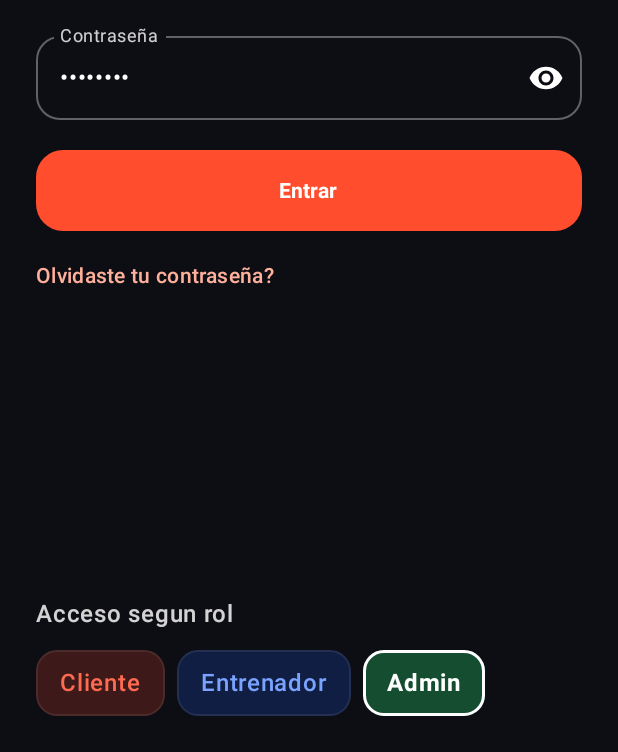
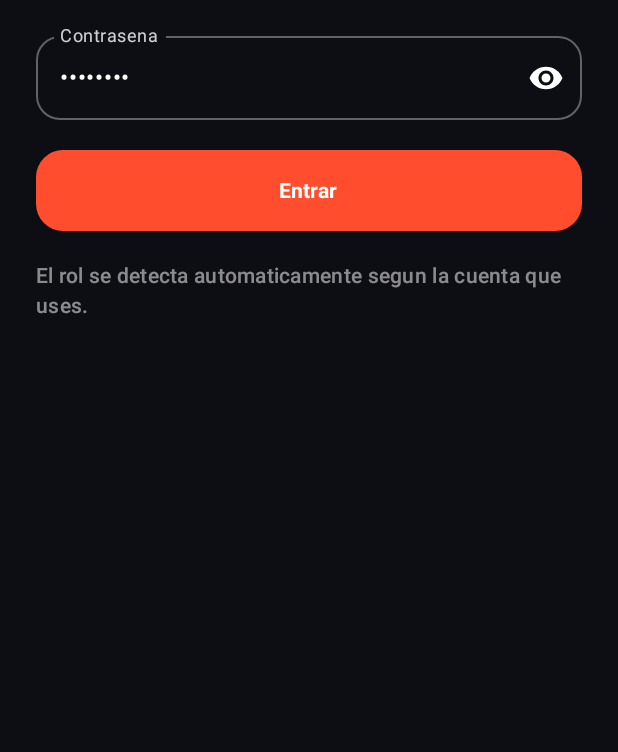
Before and after one commit to Ander13ab/PROYECTO_INTERMODULAR, an Android app built with Jetpack Compose: the screen it shows after launch (MainActivity), on a phone screen of 412 x 824 dp, the part 484-1236 px from its top. Run offline under Robolectric (Android 15) with nearby library versions, the light colour scheme and no system bars; libraries missing offline, so code that uses them is left out: com.jakewharton.retrofit2.

Commit message:
cambios en el registro de entrada en la app móvil, la página delogin de la app web y arquitectura funcional entre Amplify y RDS

```diff
--- a/mobile-android/app/build.gradle.kts
+++ b/mobile-android/app/build.gradle.kts
@@ -10,7 +10,7 @@ fun String.ensureTrailingSlash(): String = if (endsWith("/")) this else "$this/"
 val apiBaseUrl: String =
     (providers.gradleProperty("HAZELGYM_API_BASE_URL").orNull
         ?: providers.environmentVariable("HAZELGYM_API_BASE_URL").orNull
-        ?: "http://10.0.2.2:8080/").ensureTrailingSlash()
+        ?: "https://k7edn14r3k.execute-api.eu-west-1.amazonaws.com/").ensureTrailingSlash()
 
 android {
     namespace = "com.hazelgym.mobile"
--- a/mobile-android/app/src/main/java/com/hazelgym/mobile/ui/HazelGymMobileApp.kt
+++ b/mobile-android/app/src/main/java/com/hazelgym/mobile/ui/HazelGymMobileApp.kt
@@ -96,7 +96,6 @@ fun HazelGymMobileApp() {
                 uiState = loginViewModel.uiState.collectAsState().value,
                 onEmailChange = loginViewModel::updateEmail,
                 onPasswordChange = loginViewModel::updatePassword,
-                onRoleSelected = loginViewModel::selectRole,
                 onLoginClick = loginViewModel::login
             )
         }
--- a/mobile-android/app/src/main/java/com/hazelgym/mobile/ui/screens/LoginScreen.kt
+++ b/mobile-android/app/src/main/java/com/hazelgym/mobile/ui/screens/LoginScreen.kt
@@ -1,12 +1,9 @@
 package com.hazelgym.mobile.ui.screens
 
 import androidx.compose.foundation.background
-import androidx.compose.foundation.border
-import androidx.compose.foundation.clickable
 import androidx.compose.foundation.layout.Arrangement
 import androidx.compose.foundation.layout.Box
 import androidx.compose.foundation.layout.Column
-import androidx.compose.foundation.layout.Row
 import androidx.compose.foundation.layout.Spacer
 import androidx.compose.foundation.layout.fillMaxSize
 import androidx.compose.foundation.layout.fillMaxWidth
@@ -38,7 +35,6 @@ import androidx.compose.ui.text.input.VisualTransformation
 import androidx.compose.ui.unit.dp
 import androidx.compose.ui.unit.sp
 import com.hazelgym.mobile.ui.components.HazelGymLogo
-import com.hazelgym.mobile.ui.viewmodel.LoginRole
 import com.hazelgym.mobile.ui.viewmodel.LoginUiState
 
 @Composable
@@ -46,7 +42,6 @@ fun LoginScreen(
     uiState: LoginUiState,
     onEmailChange: (String) -> Unit,
     onPasswordChange: (String) -> Unit,
-    onRoleSelected: (LoginRole) -> Unit,
     onLoginClick: () -> Unit
 ) {
     var isPasswordVisible by remember { mutableStateOf(false) }
@@ -107,7 +102,7 @@ fun LoginScreen(
                 OutlinedTextField(
                     value = uiState.password,
                     onValueChange = onPasswordChange,
-                    label = { Text("Contraseña", color = Color.White.copy(alpha = 0.8f)) },
+                    label = { Text("Contrasena", color = Color.White.copy(alpha = 0.8f)) },
                     modifier = Modifier.fillMaxWidth(),
                     shape = RoundedCornerShape(16.dp),
                     colors = loginFieldColors(),
@@ -125,9 +120,9 @@ fun LoginScreen(
                                     Icons.Default.Visibility
                                 },
                                 contentDescription = if (isPasswordVisible) {
-                                    "Ocultar contraseña"
+                                    "Ocultar contrasena"
                                 } else {
-                                    "Mostrar contraseña"
+                                    "Mostrar contrasena"
                                 },
                                 tint = Color.White
                             )
@@ -166,67 +161,13 @@ fun LoginScreen(
                 Spacer(modifier = Modifier.height(20.dp))
 
                 Text(
-                    text = "Olvidaste tu contraseña?",
-                    color = Color(0xFFFFB09B),
+                    text = "El rol se detecta automaticamente segun la cuenta que uses.",
+                    color = Color.White.copy(alpha = 0.52f),
                     style = MaterialTheme.typography.bodyMedium,
-                    fontWeight = FontWeight.SemiBold
+                    fontWeight = FontWeight.Medium
                 )
             }
-
-            Column(verticalArrangement = Arrangement.spacedBy(12.dp)) {
-                Text(
-                    text = "Acceso segun rol",
-                    color = Color.White.copy(alpha = 0.82f),
-                    fontWeight = FontWeight.SemiBold
-                )
-
-                Row(horizontalArrangement = Arrangement.spacedBy(8.dp)) {
-                    LoginRole.entries.forEach { role ->
-                        RoleTag(
-                            label = role.label,
-                            isSelected = uiState.selectedRole == role,
-                            onClick = { onRoleSelected(role) }
-                        )
-                    }
-                }
-            }
         }
-    }
-}
-
-@Composable
-private fun RoleTag(
-    label: String,
-    isSelected: Boolean,
-    onClick: () -> Unit
-) {
-    val background = when (label) {
-        "Cliente" -> if (isSelected) Color(0x55FF4D2E) else Color(0x33FF4D2E)
-        "Entrenador" -> if (isSelected) Color(0x552266FF) else Color(0x332266FF)
-        else -> if (isSelected) Color(0x5522CC66) else Color(0x3322CC66)
-    }
-    val content = when (label) {
-        "Cliente" -> Color(0xFFFF6B50)
-        "Entrenador" -> Color(0xFF7AA2FF)
-        else -> Color(0xFF58D68D)
-    }
-
-    Box(
-        modifier = Modifier
-            .clickable(onClick = onClick)
-            .border(
-                width = if (isSelected) 2.dp else 1.dp,
-                color = if (isSelected) Color.White else Color.White.copy(alpha = 0.08f),
-                shape = RoundedCornerShape(14.dp)
-            )
-            .background(background, RoundedCornerShape(14.dp))
-            .padding(horizontal = 16.dp, vertical = 10.dp)
-    ) {
-        Text(
-            text = label,
-            color = if (isSelected) Color.White else content,
-            fontWeight = if (isSelected) FontWeight.Bold else FontWeight.SemiBold
-        )
     }
 }
 
```
Also changed, not shown: mobile-android/app/src/main/java/com/hazelgym/mobile/ui/viewmodel/LoginViewModel.kt (+0 -21 lines), 97 other files.
